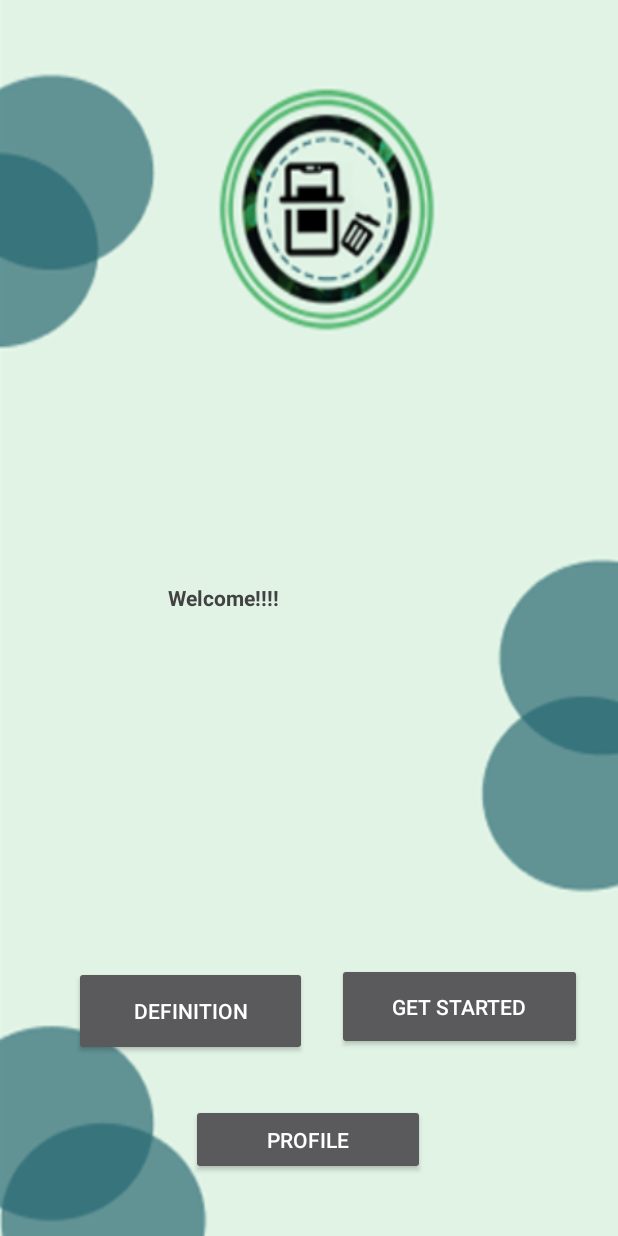
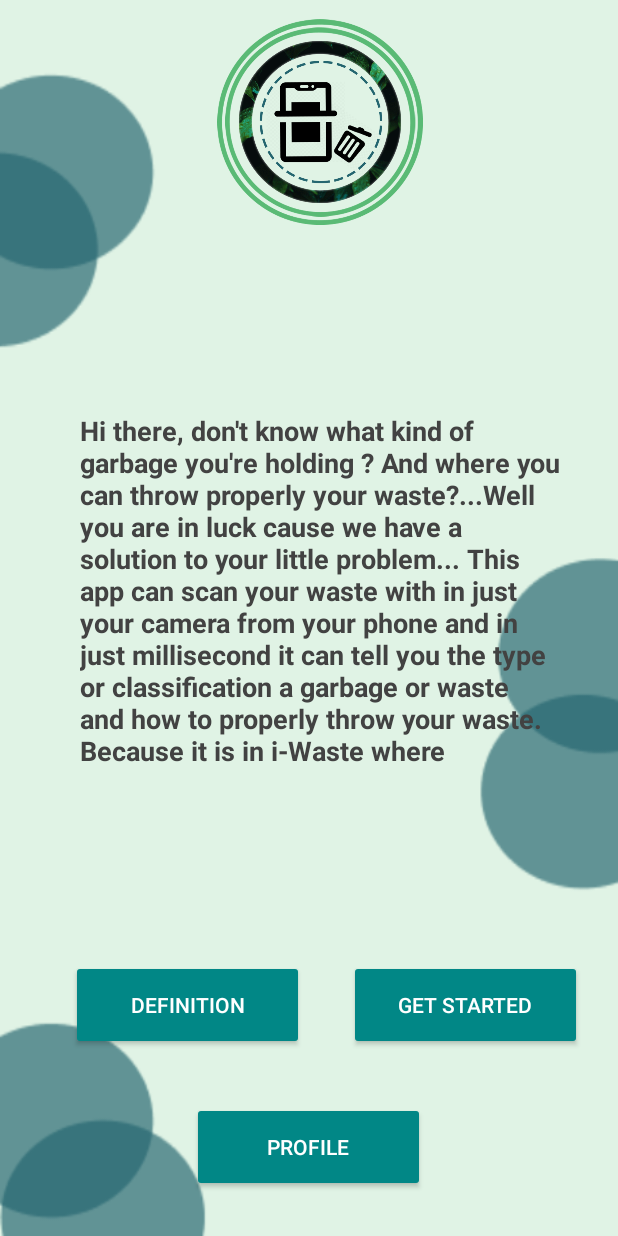
Before and after one commit to Jhon-Lloyd/i-waste, an Android app: the WelcomeActivity screen opened directly, with no data from a screen before it, on a phone screen of 412 x 824 dp. Run offline under Robolectric (Android 15) with nearby library versions, the phone set to English and light mode, and no system bars.

```diff
--- a/app/src/main/res/layout/activity_definition.xml
+++ b/app/src/main/res/layout/activity_definition.xml
@@ -33,8 +33,9 @@
     <TextView
         android:layout_width="wrap_content"
         android:layout_height="wrap_content"
-        android:layout_marginEnd="48dp"
+        android:layout_marginEnd="76dp"
         android:text="@string/ask"
+        android:textColor="@color/cardview_dark_background"
         android:textSize="20dp"
         android:textStyle="bold"
         app:layout_constraintBottom_toBottomOf="parent"
@@ -43,8 +44,7 @@
         app:layout_constraintLeft_toLeftOf="parent"
         app:layout_constraintRight_toRightOf="parent"
         app:layout_constraintTop_toTopOf="parent"
-        android:textColor="@color/white"
-        app:layout_constraintVertical_bias="0.022" />
+        app:layout_constraintVertical_bias="0.058" />
 
     <ScrollView
         android:layout_width="352dp"
--- a/app/src/main/res/layout/activity_sign_up.xml
+++ b/app/src/main/res/layout/activity_sign_up.xml
@@ -116,7 +116,6 @@
                 android:layout_width="match_parent"
                 android:layout_height="wrap_content"
                 android:layout_below="@id/email1"
-                android:textColorHint="@color/cardview_dark_background"
                 app:passwordToggleEnabled="true"
                 app:hintEnabled="false">
 
--- a/app/src/main/res/layout/activity_welcome.xml
+++ b/app/src/main/res/layout/activity_welcome.xml
@@ -4,48 +4,70 @@
     xmlns:tools="http://schemas.android.com/tools"
     android:layout_width="match_parent"
     android:layout_height="match_parent"
-    android:background="@drawable/bg_green_logo"
+    android:background="@drawable/bg_green"
     tools:context=".WelcomeActivity">
+
+
+    <ImageView
+        android:id="@+id/icon"
+        android:layout_width="364dp"
+        android:layout_height="159dp"
+        android:layout_centerHorizontal="true"
+        android:contentDescription="logopic"
+        android:src="@drawable/logo1"
+        app:layout_constraintBottom_toTopOf="@+id/textView"
+        app:layout_constraintEnd_toEndOf="parent"
+        app:layout_constraintHorizontal_bias="0.659"
+        app:layout_constraintStart_toStartOf="parent"
+        app:layout_constraintTop_toTopOf="parent"
+        app:layout_constraintVertical_bias="0.011" />
+
 
 
     <TextView
         android:id="@+id/textView"
-        android:layout_width="199dp"
-        android:layout_height="57dp"
+        android:layout_width="334dp"
+        android:layout_height="254dp"
         android:padding="5dp"
-        android:text="Welcome!!!!"
+        android:text="Hi there, don't know what kind of garbage you're holding ? And where you can throw properly your waste?...Well you are in luck cause we have a solution to your little problem... This app can scan your waste with in just your camera from your phone and in just millisecond it can tell you the type or classification a garbage or waste and how to properly throw your waste. Because it is in i-Waste where"
         android:textColor="@color/cardview_dark_background"
+        android:textSize="18dp"
         android:textStyle="bold"
         app:layout_constraintBottom_toBottomOf="parent"
         app:layout_constraintEnd_toEndOf="parent"
+        app:layout_constraintHorizontal_bias="0.613"
         app:layout_constraintStart_toStartOf="parent"
-        app:layout_constraintTop_toTopOf="parent" />
+        app:layout_constraintTop_toTopOf="parent"
+        app:layout_constraintVertical_bias="0.472" />
 
     <Button
         android:id="@+id/defButton"
         android:layout_width="155dp"
         android:layout_height="60dp"
-        android:layout_marginBottom="120dp"
+        android:layout_marginBottom="124dp"
+        android:backgroundTint="@color/teal_700"
         android:text="Definition"
         app:layout_constraintBottom_toBottomOf="parent"
         app:layout_constraintEnd_toStartOf="@+id/getStartedbutton"
-        app:layout_constraintHorizontal_bias="0.71"
+        app:layout_constraintHorizontal_bias="0.61"
         app:layout_constraintStart_toStartOf="parent" />
 
     <Button
         android:id="@+id/getStartedbutton"
-        android:layout_width="163dp"
-        android:layout_height="58dp"
+        android:layout_width="155dp"
+        android:layout_height="60dp"
         android:layout_marginEnd="24dp"
         android:layout_marginBottom="124dp"
+        android:backgroundTint="@color/teal_700"
         android:text="Get Started"
         app:layout_constraintBottom_toBottomOf="parent"
         app:layout_constraintEnd_toEndOf="parent" />
 
     <Button
         android:id="@+id/profilebutton"
-        android:layout_width="156dp"
-        android:layout_height="47dp"
+        android:layout_width="155dp"
+        android:layout_height="60dp"
+        android:backgroundTint="@color/teal_700"
         android:text="Profile"
         app:layout_constraintBottom_toBottomOf="parent"
         app:layout_constraintEnd_toEndOf="parent"
```
Also changed, not shown: app/src/main/res/layout/activity_profile.xml (+18 -2 lines), app/src/main/res/layout/activity_splash.xml (+4 -4 lines).
